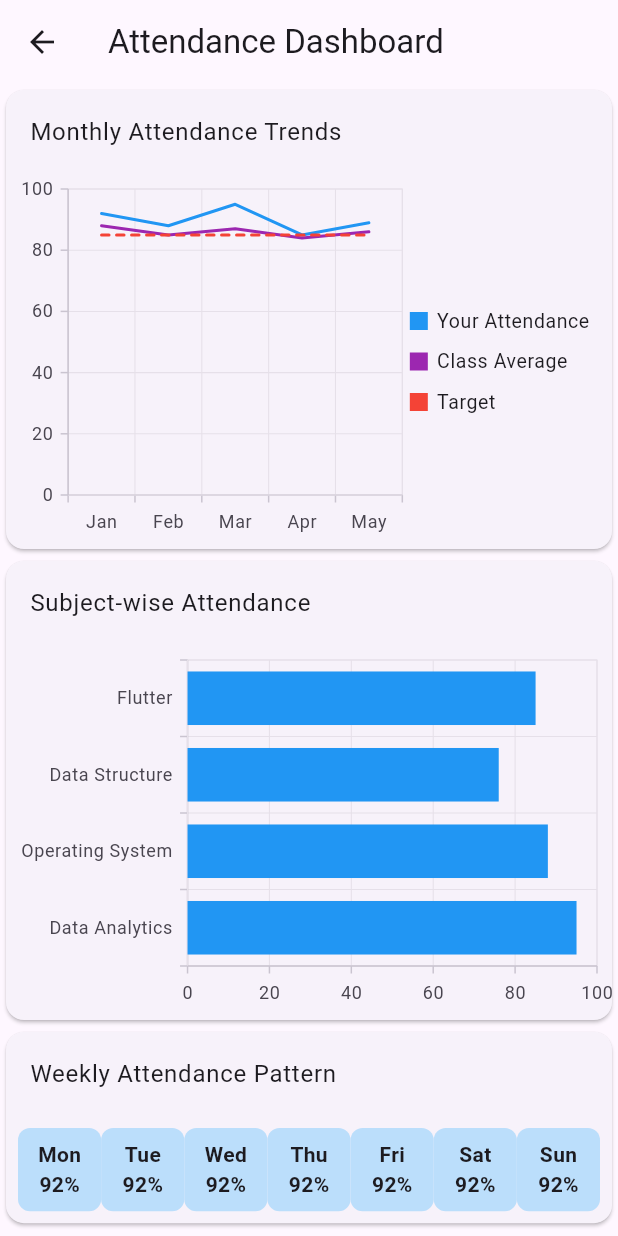
After one commit to ShubhamDevPro/Smart_RollCall_Flutter, a Flutter app: the AttendanceDashboard screen opened directly, on a phone screen of 412 x 824 dp. The commit adds this screen. Run offline on Flutter 3.47's test engine with Material 3 defaults, Android fonts, the light colour scheme and no system bars; our stand-ins replace cloud_firestore, firebase_auth, firebase_core, share_plus, syncfusion_flutter_charts; missing offline and left inert: excel, universal_html; accounts and stored records are empty.

Commit message:
Student Screen Logout & Student Attendance Trends

```diff
--- a/lib/screens/Student_HomeScreen.dart
+++ b/lib/screens/Student_HomeScreen.dart
@@ -1,4 +1,6 @@
 import 'package:flutter/material.dart';
+import 'attendance_dashboard.dart';
+import '../auth/auth_page.dart';
 
 void main() {
   runApp(MyApp());
@@ -34,6 +36,15 @@ class MyHomePage extends StatelessWidget {
           IconButton(
             icon: Icon(Icons.settings_outlined),
             onPressed: () {},
+          ),
+          IconButton(
+            icon: Icon(Icons.logout),
+            onPressed: () {
+              Navigator.pushReplacement(
+                context,
+                MaterialPageRoute(builder: (context) => const AuthPage()),
+              );
+            },
           ),
         ],
       ),
@@ -172,9 +183,10 @@ class MyHomePage extends StatelessWidget {
                 ),
               ),
               SizedBox(height: 12),
-              _buildOptionItem("Check Attendance Report", Icons.bar_chart),
-              _buildOptionItem("Faculty Details", Icons.people),
-              _buildOptionItem("Class Details", Icons.class_),
+              _buildOptionItem(
+                  "Check Attendance Report", Icons.bar_chart, context),
+              _buildOptionItem("Faculty Details", Icons.people, context),
+              _buildOptionItem("Class Details", Icons.class_, context),
             ],
           ),
         ),
@@ -221,7 +233,7 @@ class MyHomePage extends StatelessWidget {
     );
   }
 
-  Widget _buildOptionItem(String title, IconData icon) {
+  Widget _buildOptionItem(String title, IconData icon, BuildContext context) {
     return Card(
       elevation: 2,
       margin: EdgeInsets.only(bottom: 8),
@@ -229,7 +241,13 @@ class MyHomePage extends StatelessWidget {
         borderRadius: BorderRadius.circular(12),
       ),
       child: InkWell(
-        onTap: () {},
+        onTap: () {
+          if (title == "Check Attendance Report") {
+            Navigator.of(context).push(
+              MaterialPageRoute(builder: (context) => AttendanceDashboard()),
+            );
+          }
+        },
         borderRadius: BorderRadius.circular(12),
         child: Padding(
           padding: const EdgeInsets.symmetric(horizontal: 16, vertical: 16),
--- /dev/null
+++ b/lib/screens/attendance_dashboard.dart
@@ -0,0 +1,192 @@
+import 'package:flutter/material.dart';
+import 'package:syncfusion_flutter_charts/charts.dart';
+
+class AttendanceDashboard extends StatefulWidget {
+  const AttendanceDashboard({super.key});
+
+  @override
+  _AttendanceDashboardState createState() => _AttendanceDashboardState();
+}
+
+class _AttendanceDashboardState extends State<AttendanceDashboard> {
+  String _selectedPeriod = 'monthly';
+
+  final List<ChartData> _chartData = [
+    ChartData('Jan', 92, 88, 85),
+    ChartData('Feb', 88, 85, 85),
+    ChartData('Mar', 95, 87, 85),
+    ChartData('Apr', 85, 84, 85),
+    ChartData('May', 89, 86, 85),
+  ];
+
+  final List<SubjectData> _subjectData = [
+    SubjectData('Data Analytics', 95),
+    SubjectData('Operating System', 88),
+    SubjectData('Data Structure', 76),
+    SubjectData('Flutter', 85),
+  ];
+
+  @override
+  Widget build(BuildContext context) {
+    return Scaffold(
+      appBar: AppBar(
+        leading: IconButton(
+          icon: const Icon(Icons.arrow_back),
+          onPressed: () {
+            Navigator.pop(context);
+          },
+        ),
+        title: const Text('Attendance Dashboard'),
+      ),
+      body: SingleChildScrollView(
+        child: Column(
+          children: [
+            // Monthly Trend Line Chart
+            Card(
+              child: Column(
+                mainAxisSize: MainAxisSize.min,
+                children: [
+                  const ListTile(
+                    title: Text('Monthly Attendance Trends'),
+                  ),
+                  SizedBox(
+                    height: 250,
+                    child: SfCartesianChart(
+                      primaryXAxis: CategoryAxis(),
+                      primaryYAxis: NumericAxis(minimum: 0, maximum: 100),
+                      legend: Legend(isVisible: true),
+                      tooltipBehavior: TooltipBehavior(enable: true),
+                      series: <CartesianSeries<ChartData, String>>[
+                        LineSeries<ChartData, String>(
+                          dataSource: _chartData,
+                          xValueMapper: (ChartData data, _) => data.month,
+                          yValueMapper: (ChartData data, _) => data.attendance,
+                          name: 'Your Attendance',
+                          color: Colors.blue,
+                        ),
+                        LineSeries<ChartData, String>(
+                          dataSource: _chartData,
+                          xValueMapper: (ChartData data, _) => data.month,
+                          yValueMapper: (ChartData data, _) =>
+                              data.avgClassAttendance,
+                          name: 'Class Average',
+                          color: Colors.purple,
+                        ),
+                        LineSeries<ChartData, String>(
+                          dataSource: _chartData,
+                          xValueMapper: (ChartData data, _) => data.month,
+                          yValueMapper: (ChartData data, _) => data.target,
+                          name: 'Target',
+                          color: Colors.red,
+                          dashArray: [5, 5],
+                        ),
+                      ],
+                    ),
+                  ),
+                ],
+              ),
+            ),
+
+            // Subject-wise Attendance Bar Chart
+            Card(
+              child: Column(
+                mainAxisSize: MainAxisSize.min,
+                children: [
+                  const ListTile(
+                    title: Text('Subject-wise Attendance'),
+                  ),
+                  SizedBox(
+                    height: 250,
+                    child: SfCartesianChart(
+                      primaryXAxis: CategoryAxis(),
+                      primaryYAxis: NumericAxis(minimum: 0, maximum: 100),
+                      tooltipBehavior: TooltipBehavior(enable: true),
+                      series: <CartesianSeries<SubjectData, String>>[
+                        BarSeries<SubjectData, String>(
+                          dataSource: _subjectData,
+                          xValueMapper: (SubjectData data, _) => data.subject,
+                          yValueMapper: (SubjectData data, _) =>
+                              data.attendance,
+                          color: Colors.blue,
+                        ),
+                      ],
+                    ),
+                  ),
+                ],
+              ),
+            ),
+
+            // Weekly Pattern Heatmap (Simplified - no heatmap library used)
+            Card(
+              child: Column(
+                mainAxisSize: MainAxisSize.min,
+                children: [
+                  const ListTile(
+                    title: Text('Weekly Attendance Pattern'),
+                  ),
+                  Padding(
+                    padding: const EdgeInsets.all(8.0),
+                    child: GridView.count(
+                      crossAxisCount: 7,
+                      shrinkWrap: true,
+                      physics: const NeverScrollableScrollPhysics(),
+                      children: [
+                        'Mon',
+                        'Tue',
+                        'Wed',
+                        'Thu',
+                        'Fri',
+                        'Sat',
+                        'Sun'
+                      ]
+                          .map((day) => Container(
+                                decoration: BoxDecoration(
+                                  color: Colors.blue[100],
+                                  borderRadius: BorderRadius.circular(8.0),
+                                ),
+                                child: Center(
+                                  child: Column(
+                                    mainAxisAlignment: MainAxisAlignment.center,
+                                    children: [
+                                      Text(
+                                        day,
+                                        style: const TextStyle(
+                                          fontWeight: FontWeight.bold,
+                                        ),
+                                      ),
+                                      const Text(
+                                        '92%',
+                                        style: TextStyle(
+                                          fontWeight: FontWeight.bold,
+                                        ),
+                                      ),
+                                    ],
+                                  ),
+                                ),
+                              ))
+                          .toList(),
+                    ),
+                  ),
+                ],
+              ),
+            ),
+          ],
+        ),
+      ),
+    );
+  }
+}
+
+class ChartData {
+  ChartData(this.month, this.attendance, this.avgClassAttendance, this.target);
+  final String month;
+  final double attendance;
+  final double avgClassAttendance;
+  final double target;
+}
+
+class SubjectData {
+  SubjectData(this.subject, this.attendance);
+  final String subject;
+  final double attendance;
+}
```
